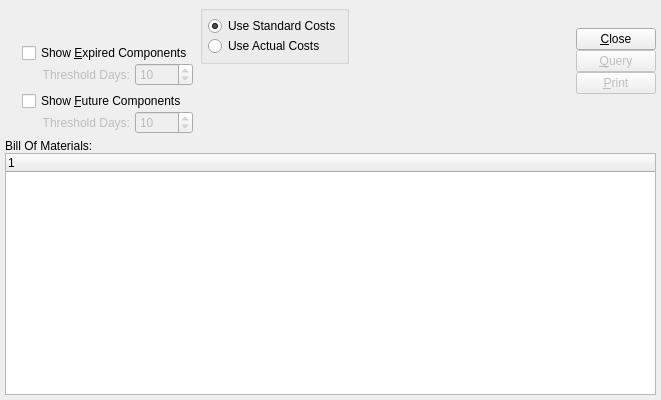
WooodHead/xtuple, file xtuple/trunk/guiclient/dspCostedSummarizedBOM.ui: the form before one commit.
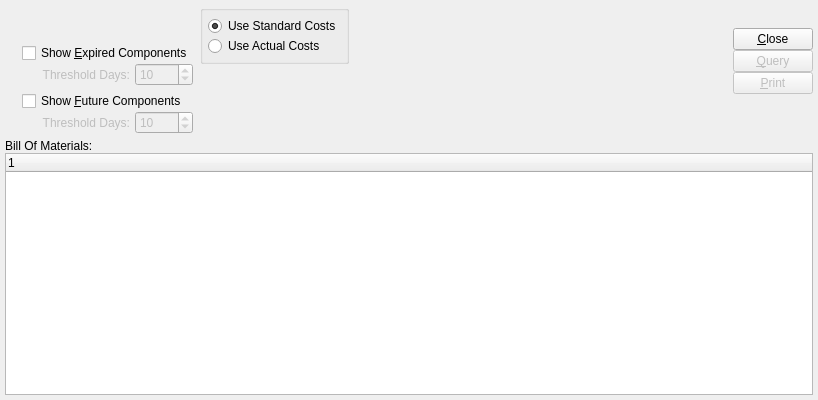
The form after the commit. Custom widgets are drawn as their Qt base class.

Diff of the .ui file:
```diff
--- a/xtuple/trunk/guiclient/dspCostedSummarizedBOM.ui
+++ b/xtuple/trunk/guiclient/dspCostedSummarizedBOM.ui
@@ -5,7 +5,7 @@
    <rect>
     <x>0</x>
     <y>0</y>
-    <width>661</width>
+    <width>818</width>
     <height>400</height>
    </rect>
   </property>
```
